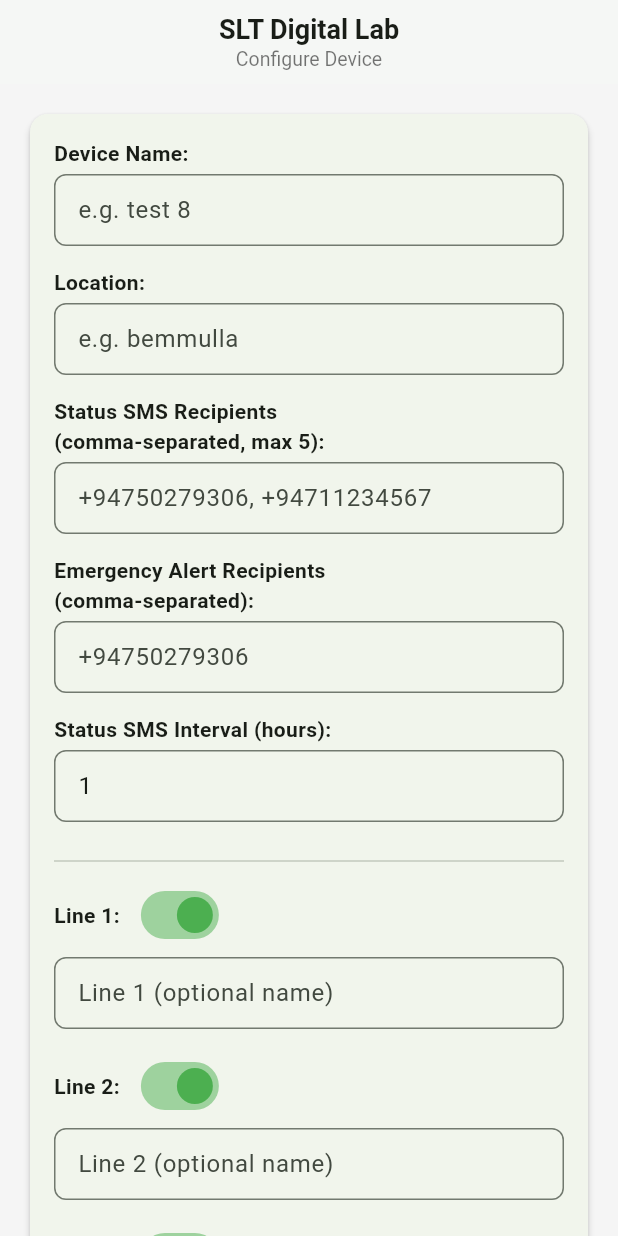
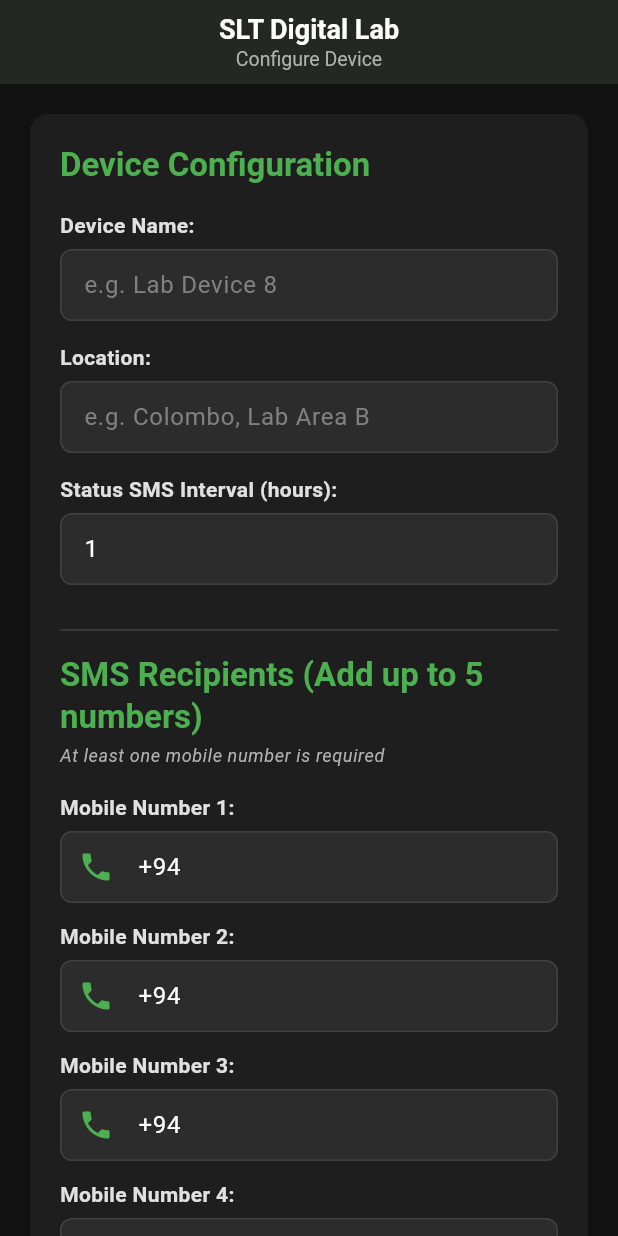
Before and after one commit to PiyumiGayathri/embryo_messaging, a Flutter app: the screen it shows after launch, on a phone screen of 412 x 824 dp. Run offline on Flutter 3.47's test engine with Material 3 defaults, Android fonts, the phone set to English and light mode, and no system bars; our stand-ins replace shared_preferences.

Commit message:
feat: App UI theme changed, mobile number input fields restructured

```diff
--- a/lib/app.dart
+++ b/lib/app.dart
@@ -10,11 +10,23 @@
       title: 'SLT Digital Lab',
       debugShowCheckedModeBanner: false,
       theme: ThemeData(
-        colorScheme: ColorScheme.fromSeed(seedColor: const Color(0xFF4CAF50)),
+        colorScheme: ColorScheme.fromSeed(
+          seedColor: const Color(0xFF4CAF50),
+          brightness: Brightness.dark,
+        ),
         useMaterial3: true,
+        scaffoldBackgroundColor: const Color(0xFF121212),
+        appBarTheme: const AppBarTheme(
+          backgroundColor: Color(0xFF1E1E1E),
+          foregroundColor: Colors.white,
+        ),
         inputDecorationTheme: InputDecorationTheme(
           border: OutlineInputBorder(borderRadius: BorderRadius.circular(8)),
           contentPadding: const EdgeInsets.symmetric(horizontal: 12, vertical: 10),
+          filled: true,
+          fillColor: const Color(0xFF2C2C2C),
+          labelStyle: const TextStyle(color: Color(0xFFB0B0B0)),
+          hintStyle: const TextStyle(color: Color(0xFF808080)),
         ),
       ),
       home: const ConfigureDevicePageWrapper(),
@@ -29,16 +41,16 @@
   @override
   Widget build(BuildContext context) {
     return Scaffold(
-      backgroundColor: const Color(0xFFF5F5F5),
+      backgroundColor: const Color(0xFF121212),
       appBar: AppBar(
         title: const Column(
           children: [
-            Text('SLT Digital Lab', style: TextStyle(fontWeight: FontWeight.bold, fontSize: 18)),
-            Text('Configure Device', style: TextStyle(fontSize: 13, color: Colors.black54)),
+            Text('SLT Digital Lab', style: TextStyle(fontWeight: FontWeight.bold, fontSize: 18, color: Colors.white)),
+            Text('Configure Device', style: TextStyle(fontSize: 13, color: Color(0xFFB0B0B0))),
           ],
         ),
         centerTitle: true,
-        backgroundColor: Colors.white,
+        backgroundColor: const Color(0xFF1E1E1E),
         elevation: 1,
       ),
       body: const SafeArea(child: ConfigureDevicePage()),
--- a/lib/presentation/pages/configure_device_page.dart
+++ b/lib/presentation/pages/configure_device_page.dart
@@ -1,8 +1,10 @@
 import 'package:flutter/material.dart';
 import 'package:shared_preferences/shared_preferences.dart';
 import '../../domain/entities/line_config.dart';
+import '../../domain/entities/device_config.dart';
 import '../widgets/labeled_field.dart';
 import '../widgets/line_row.dart';
+import '../widgets/mobile_number_input.dart';
 import 'package:url_launcher/url_launcher.dart';
 
 class ConfigureDevicePage extends StatefulWidget {
@@ -18,9 +20,10 @@
   // Controllers
   final _deviceNameCtrl = TextEditingController();
   final _locationCtrl = TextEditingController();
-  final _smsRecipientsCtrl = TextEditingController();
-  final _emergencyRecipientsCtrl = TextEditingController();
   final _smsIntervalCtrl = TextEditingController(text: '1');
+
+  // Mobile Number Controllers (5 separate fields)
+  final List<TextEditingController> _mobileNumberCtrls = List.generate(5, (_) => TextEditingController(text: '+94'));
 
   final List<LineConfig> _lines = List.generate(5, (_) => LineConfig(enabled: true, name: ''));
   final List<TextEditingController> _lineNameCtrls = List.generate(5, (_) => TextEditingController());
@@ -36,9 +39,14 @@
     setState(() {
       _deviceNameCtrl.text = prefs.getString('deviceName') ?? '';
       _locationCtrl.text = prefs.getString('location') ?? '';
-      _smsRecipientsCtrl.text = prefs.getString('smsRecipients') ?? '';
-      _emergencyRecipientsCtrl.text = prefs.getString('emergencyRecipients') ?? '';
       _smsIntervalCtrl.text = prefs.getString('smsInterval') ?? '1';
+
+      // Load mobile numbers
+      for (int i = 0; i < 5; i++) {
+        final savedNumber = prefs.getString('mobileNumber$i') ?? '';
+        _mobileNumberCtrls[i].text = savedNumber.isEmpty ? '+94' : savedNumber;
+      }
+
       for (int i = 0; i < 5; i++) {
         _lines[i].enabled = prefs.getBool('line${i}_enabled') ?? true;
         _lines[i].name = prefs.getString('line${i}_name') ?? '';
@@ -51,17 +59,24 @@
     final prefs = await SharedPreferences.getInstance();
     await prefs.setString('deviceName', _deviceNameCtrl.text.trim());
     await prefs.setString('location', _locationCtrl.text.trim());
-    await prefs.setString('smsRecipients', _smsRecipientsCtrl.text.trim());
-    await prefs.setString('emergencyRecipients', _emergencyRecipientsCtrl.text.trim());
     await prefs.setString('smsInterval', _smsIntervalCtrl.text.trim());
+
+    // Save mobile numbers
+    for (int i = 0; i < 5; i++) {
+      await prefs.setString('mobileNumber$i', _mobileNumberCtrls[i].text.trim());
+    }
+
     for (int i = 0; i < 5; i++) {
       await prefs.setBool('line${i}_enabled', _lines[i].enabled);
       await prefs.setString('line${i}_name', _lineNameCtrls[i].text.trim());
     }
   }
 
-  List<String> _parseRecipients(String raw) {
-    return raw.split(',').map((e) => e.trim()).where((e) => e.isNotEmpty).take(5).toList();
+  List<String> _getValidMobileNumbers() {
+    return _mobileNumberCtrls
+        .map((ctrl) => ctrl.text.trim())
+        .where((number) => number.isNotEmpty && number != '+94')
+        .toList();
   }
 
   String _buildMessage() {
@@ -95,26 +110,32 @@
   Future<void> _onSaveConfiguration() async {
     if (!_formKey.currentState!.validate()) return;
 
-    await _saveData();
-
-    final recipients = _parseRecipients(_smsRecipientsCtrl.text);
-    if (recipients.isEmpty) {
-      ScaffoldMessenger.of(context).showSnackBar(const SnackBar(content: Text('Please enter at least one SMS recipient.')));
+    final validNumbers = _getValidMobileNumbers();
+    if (validNumbers.isEmpty) {
+      ScaffoldMessenger.of(context).showSnackBar(
+        const SnackBar(
+          content: Text('Please enter at least one mobile number.'),
+          backgroundColor: Color(0xFFD32F2F),
+        ),
+      );
       return;
     }
 
+    await _saveData();
+
     final message = _buildMessage();
 
-    if (recipients.length == 1) {
-      await _openSmsApp(recipients.first, message);
+    if (validNumbers.length == 1) {
+      await _openSmsApp(validNumbers.first, message);
     } else {
-      _showRecipientPicker(recipients, message);
+      _showRecipientPicker(validNumbers, message);
     }
   }
 
   void _showRecipientPicker(List<String> recipients, String message) {
     showModalBottomSheet(
       context: context,
+      backgroundColor: const Color(0xFF1E1E1E),
       shape: const RoundedRectangleBorder(borderRadius: BorderRadius.vertical(top: Radius.circular(16))),
       builder: (_) => Padding(
         padding: const EdgeInsets.all(16),
@@ -122,11 +143,14 @@
           mainAxisSize: MainAxisSize.min,
           crossAxisAlignment: CrossAxisAlignment.start,
           children: [
-            const Text('Send to which recipient?', style: TextStyle(fontSize: 16, fontWeight: FontWeight.bold)),
+            const Text(
+              'Send to which recipient?',
+              style: TextStyle(fontSize: 16, fontWeight: FontWeight.bold, color: Colors.white),
+            ),
             const SizedBox(height: 8),
             ...recipients.map((r) => ListTile(
               leading: const Icon(Icons.message, color: Color(0xFF4CAF50)),
-              title: Text(r),
+              title: Text(r, style: const TextStyle(color: Colors.white)),
               onTap: () {
                 Navigator.pop(context);
                 _openSmsApp(r, message);
@@ -134,7 +158,7 @@
             )),
             ListTile(
               leading: const Icon(Icons.send_and_archive, color: Colors.blue),
-              title: const Text('Send to ALL (one by one)'),
+              title: const Text('Send to ALL (one by one)', style: TextStyle(color: Colors.white)),
               onTap: () async {
                 Navigator.pop(context);
                 for (final r in recipients) {
@@ -153,9 +177,10 @@
   void dispose() {
     _deviceNameCtrl.dispose();
     _locationCtrl.dispose();
-    _smsRecipientsCtrl.dispose();
-    _emergencyRecipientsCtrl.dispose();
     _smsIntervalCtrl.dispose();
+    for (final c in _mobileNumberCtrls) {
+      c.dispose();
+    }
     for (final c in _lineNameCtrls) {
       c.dispose();
     }
@@ -169,36 +194,117 @@
       child: SingleChildScrollView(
         padding: const EdgeInsets.all(16),
         child: Card(
-          elevation: 2,
+          elevation: 4,
+          color: const Color(0xFF1E1E1E),
           shape: RoundedRectangleBorder(borderRadius: BorderRadius.circular(12)),
           child: Padding(
-            padding: const EdgeInsets.all(16),
+            padding: const EdgeInsets.all(20),
             child: Column(
               crossAxisAlignment: CrossAxisAlignment.stretch,
               children: [
-                LabeledField(label: 'Device Name:', controller: _deviceNameCtrl, hint: 'e.g. test 8', validator: (v) => v == null || v.isEmpty ? 'Required' : null),
-                LabeledField(label: 'Location:', controller: _locationCtrl, hint: 'e.g. bemmulla', validator: (v) => v == null || v.isEmpty ? 'Required' : null),
-                LabeledField(label: 'Status SMS Recipients\n(comma-separated, max 5):', controller: _smsRecipientsCtrl, hint: '+94750279306, +94711234567', keyboardType: TextInputType.phone, validator: (v) {
-                  if (v == null || v.isEmpty) return 'Required';
-                  final list = _parseRecipients(v);
-                  if (list.isEmpty) return 'Enter at least one number';
-                  if (list.length > 5) return 'Maximum 5 recipients allowed';
-                  return null;
-                }),
-                LabeledField(label: 'Emergency Alert Recipients\n(comma-separated):', controller: _emergencyRecipientsCtrl, hint: '+94750279306', keyboardType: TextInputType.phone),
-                LabeledField(label: 'Status SMS Interval (hours):', controller: _smsIntervalCtrl, hint: '1', keyboardType: TextInputType.number, validator: (v) {
-                  if (v == null || v.isEmpty) return 'Required';
-                  if (int.tryParse(v) == null) return 'Enter a number';
-                  return null;
-                }),
+                // Device Configuration Section
+                Text(
+                  'Device Configuration',
+                  style: Theme.of(context).textTheme.titleLarge?.copyWith(
+                    color: const Color(0xFF4CAF50),
+                    fontWeight: FontWeight.bold,
+                  ),
+                ),
+                const SizedBox(height: 16),
 
-                const Divider(height: 24),
+                LabeledField(
+                  label: 'Device Name:',
+                  controller: _deviceNameCtrl,
+                  hint: 'e.g. Lab Device 8',
+                  validator: (v) => v == null || v.isEmpty ? 'Device name is required' : null,
+                ),
+                LabeledField(
+                  label: 'Location:',
+                  controller: _locationCtrl,
+                  hint: 'e.g. Colombo, Lab Area B',
+                  validator: (v) => v == null || v.isEmpty ? 'Location is required' : null,
+                ),
+                LabeledField(
+                  label: 'Status SMS Interval (hours):',
+                  controller: _smsIntervalCtrl,
+                  hint: '1',
+                  keyboardType: TextInputType.number,
+                  validator: (v) {
+                    if (v == null || v.isEmpty) return 'SMS interval is required';
+                    if (int.tryParse(v) == null) return 'Please enter a valid number';
+                    return null;
+                  },
+                ),
 
-                for (int i = 0; i < 5; i++) LineRow(index: i, line: _lines[i], controller: _lineNameCtrls[i], onToggle: (v) => setState(() => _lines[i].enabled = v)),
+                const Divider(height: 32, color: Color(0xFF404040)),
 
-                const SizedBox(height: 8),
+                // Mobile Numbers Section
+                Text(
+                  'SMS Recipients (Add up to 5 numbers)',
+                  style: Theme.of(context).textTheme.titleLarge?.copyWith(
+                    color: const Color(0xFF4CAF50),
+                    fontWeight: FontWeight.bold,
+                  ),
+                ),
+                const SizedBox(height: 4),
+                Text(
+                  'At least one mobile number is required',
+                  style: Theme.of(context).textTheme.bodySmall?.copyWith(
+                    color: const Color(0xFFB0B0B0),
+                    fontStyle: FontStyle.italic,
+                  ),
+                ),
+                const SizedBox(height: 16),
 
-                ElevatedButton(onPressed: _onSaveConfiguration, style: ElevatedButton.styleFrom(backgroundColor: const Color(0xFF4CAF50), foregroundColor: Colors.white, padding: const EdgeInsets.symmetric(vertical: 16), shape: RoundedRectangleBorder(borderRadius: BorderRadius.circular(8)), textStyle: const TextStyle(fontSize: 16, fontWeight: FontWeight.bold)), child: const Text('Save Configuration'))
+                for (int i = 0; i < 5; i++)
+                  MobileNumberInput(
+                    controller: _mobileNumberCtrls[i],
+                    index: i,
+                    validator: (v) {
+                      if (v != null && v.isNotEmpty && v != '+94') {
+                        if (v.length < 10) return 'Mobile number must be at least 10 digits';
+                        if (!RegExp(r'^\+94\d{9,}$').hasMatch(v)) {
+                          return 'Invalid mobile number format';
+                        }
+                      }
+                      return null;
+                    },
+                  ),
+
+                const Divider(height: 32, color: Color(0xFF404040)),
+
+                // Line Configuration Section
+                Text(
+                  'Line Configuration',
+                  style: Theme.of(context).textTheme.titleLarge?.copyWith(
+                    color: const Color(0xFF4CAF50),
+                    fontWeight: FontWeight.bold,
+                  ),
+                ),
+                const SizedBox(height: 16),
+
+                for (int i = 0; i < 5; i++)
+                  LineRow(
+                    index: i,
+                    line: _lines[i],
+                    controller: _lineNameCtrls[i],
+                    onToggle: (v) => setState(() => _lines[i].enabled = v),
+                  ),
+
+                const SizedBox(height: 24),
+
+                // Save Button
+                ElevatedButton(
+                  onPressed: _onSaveConfiguration,
+                  style: ElevatedButton.styleFrom(
+                    backgroundColor: const Color(0xFF4CAF50),
+                    foregroundColor: Colors.white,
+                    padding: const EdgeInsets.symmetric(vertical: 16),
+                    shape: RoundedRectangleBorder(borderRadius: BorderRadius.circular(8)),
+                    textStyle: const TextStyle(fontSize: 16, fontWeight: FontWeight.bold),
+                  ),
+                  child: const Text('Save Configuration'),
+                ),
               ],
             ),
           ),
--- a/lib/presentation/widgets/labeled_field.dart
+++ b/lib/presentation/widgets/labeled_field.dart
@@ -21,13 +21,47 @@
     return Column(
       crossAxisAlignment: CrossAxisAlignment.start,
       children: [
-        Text(label, style: const TextStyle(fontWeight: FontWeight.w600, fontSize: 14)),
-        const SizedBox(height: 4),
+        Text(
+          label,
+          style: const TextStyle(
+            fontWeight: FontWeight.w600,
+            fontSize: 14,
+            color: Color(0xFFE0E0E0),
+          ),
+        ),
+        const SizedBox(height: 6),
         TextFormField(
           controller: controller,
           keyboardType: keyboardType,
           validator: validator,
-          decoration: InputDecoration(hintText: hint),
+          decoration: InputDecoration(
+            hintText: hint,
+            hintStyle: const TextStyle(color: Color(0xFF808080)),
+            border: OutlineInputBorder(
+              borderRadius: BorderRadius.circular(8),
+              borderSide: const BorderSide(color: Color(0xFF404040)),
+            ),
+            enabledBorder: OutlineInputBorder(
+              borderRadius: BorderRadius.circular(8),
+              borderSide: const BorderSide(color: Color(0xFF404040)),
+            ),
+            focusedBorder: OutlineInputBorder(
+              borderRadius: BorderRadius.circular(8),
+              borderSide: const BorderSide(color: Color(0xFF4CAF50), width: 2),
+            ),
+            errorBorder: OutlineInputBorder(
+              borderRadius: BorderRadius.circular(8),
+              borderSide: const BorderSide(color: Color(0xFFD32F2F)),
+            ),
+            focusedErrorBorder: OutlineInputBorder(
+              borderRadius: BorderRadius.circular(8),
+              borderSide: const BorderSide(color: Color(0xFFD32F2F), width: 2),
+            ),
+            filled: true,
+            fillColor: const Color(0xFF2C2C2C),
+            contentPadding: const EdgeInsets.symmetric(horizontal: 12, vertical: 12),
+          ),
+          style: const TextStyle(color: Colors.white),
         ),
         const SizedBox(height: 14),
       ],
--- /dev/null
+++ b/lib/presentation/widgets/mobile_number_input.dart
@@ -0,0 +1,108 @@
+import 'package:flutter/material.dart';
+
+class MobileNumberInput extends StatefulWidget {
+  final TextEditingController controller;
+  final int index;
+  final ValueChanged<String>? onChanged;
+  final String? Function(String?)? validator;
+
+  const MobileNumberInput({
+    super.key,
+    required this.controller,
+    required this.index,
+    this.onChanged,
+    this.validator,
+  });
+
+  @override
+  State<MobileNumberInput> createState() => _MobileNumberInputState();
+}
+
+class _MobileNumberInputState extends State<MobileNumberInput> {
+  late FocusNode _focusNode;
+
+  @override
+  void initState() {
+    super.initState();
+    _focusNode = FocusNode();
+
+    // Initialize with +94 if empty
+    if (widget.controller.text.isEmpty) {
+      widget.controller.text = '+94';
+    }
+
+    widget.controller.addListener(_onTextChanged);
+  }
+
+  void _onTextChanged() {
+    // Ensure the text always starts with +94
+    if (!widget.controller.text.startsWith('+94')) {
+      widget.controller.text = '+94';
+    }
+    widget.onChanged?.call(widget.controller.text);
+  }
+
+  @override
+  void dispose() {
+    _focusNode.dispose();
+    widget.controller.removeListener(_onTextChanged);
+    super.dispose();
+  }
+
+  @override
+  Widget build(BuildContext context) {
+    return Padding(
+      padding: const EdgeInsets.only(bottom: 12),
+      child: Column(
+        crossAxisAlignment: CrossAxisAlignment.start,
+        children: [
+          Text(
+            'Mobile Number ${widget.index + 1}:',
+            style: const TextStyle(
+              fontWeight: FontWeight.w600,
+              fontSize: 14,
+              color: Color(0xFFE0E0E0),
+            ),
+          ),
+          const SizedBox(height: 6),
+          TextFormField(
+            controller: widget.controller,
+            focusNode: _focusNode,
+            keyboardType: TextInputType.phone,
+            validator: widget.validator,
+            decoration: InputDecoration(
+              hintText: _getHintText(widget.index),
+              prefixIcon: const Icon(Icons.phone, color: Color(0xFF4CAF50)),
+              border: OutlineInputBorder(
+                borderRadius: BorderRadius.circular(8),
+                borderSide: const BorderSide(color: Color(0xFF404040)),
+              ),
+              enabledBorder: OutlineInputBorder(
+                borderRadius: BorderRadius.circular(8),
+                borderSide: const BorderSide(color: Color(0xFF404040)),
+              ),
+              focusedBorder: OutlineInputBorder(
+                borderRadius: BorderRadius.circular(8),
+                borderSide: const BorderSide(color: Color(0xFF4CAF50), width: 2),
+              ),
+              filled: true,
+              fillColor: const Color(0xFF2C2C2C),
+            ),
+            style: const TextStyle(color: Colors.white),
+          ),
+        ],
+      ),
+    );
+  }
+
+  String _getHintText(int index) {
+    final hints = [
+      '+94 71 234 5678 - Primary contact',
+      '+94 76 543 2109 - Secondary contact',
+      '+94 77 890 1234 - Tertiary contact',
+      '+94 70 567 8901 - Backup contact',
+      '+94 75 432 1098 - Emergency contact',
+    ];
+    return hints[index];
+  }
+}
```
Also changed, not shown: lib/domain/entities/device_config.dart (added, +33 -0 lines), lib/presentation/widgets/line_row.dart (+29 -2 lines), 1 other file.
